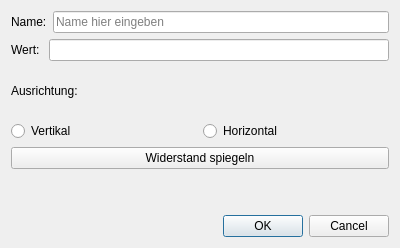
Old version of the form src/view/editview.ui in the repository 3ricS/NOR.
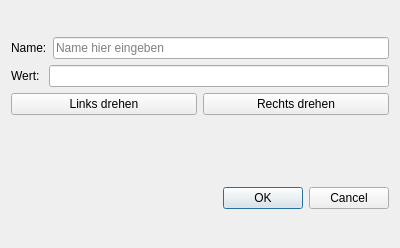
New version of the form.

Commit message: Elemente lassen sich nach links und rechts drehen

The edit to the form file:
```diff
--- a/src/view/editview.ui
+++ b/src/view/editview.ui
@@ -66,37 +66,23 @@
       </layout>
      </item>
      <item>
-      <widget class="QLabel" name="labelOrientation">
-       <property name="text">
-        <string>Ausrichtung:</string>
-       </property>
-      </widget>
-     </item>
-     <item>
-      <layout class="QHBoxLayout" name="horizontalLayout">
+      <layout class="QHBoxLayout" name="horizontalLayout_2">
        <item>
-        <widget class="QRadioButton" name="verticalButton">
+        <widget class="QPushButton" name="buttonTurnLeftComponent">
          <property name="text">
-          <string>Vertikal</string>
+          <string>Links drehen</string>
          </property>
         </widget>
        </item>
        <item>
-        <widget class="QRadioButton" name="horizontalButton">
+        <widget class="QPushButton" name="buttonTurnRightComponent">
          <property name="text">
-          <string>Horizontal</string>
+          <string>Rechts drehen</string>
          </property>
         </widget>
        </item>
       </layout>
      </item>
-     <item>
-      <widget class="QPushButton" name="buttonMirrorComponent">
-       <property name="text">
-        <string>Widerstand spiegeln</string>
-       </property>
-      </widget>
-     </item>
      <item>
       <spacer name="verticalSpacer">
        <property name="orientation">
```
The commit also changes 10 other files.
